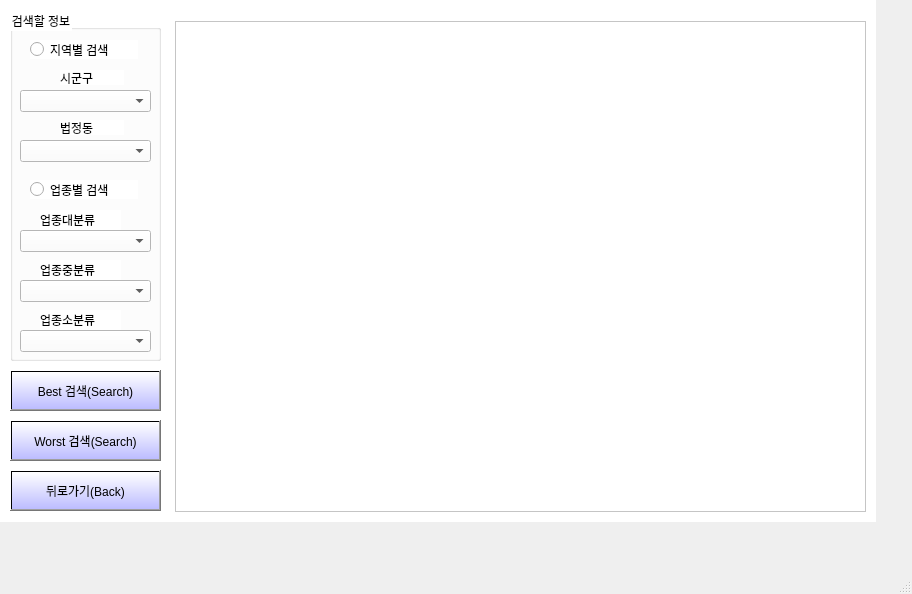
This is MainProgram/ui/searchscene_analysis.ui in codepearl/Ajou-2021-1 as Qt 5 draws it before an edit. The edited form follows.
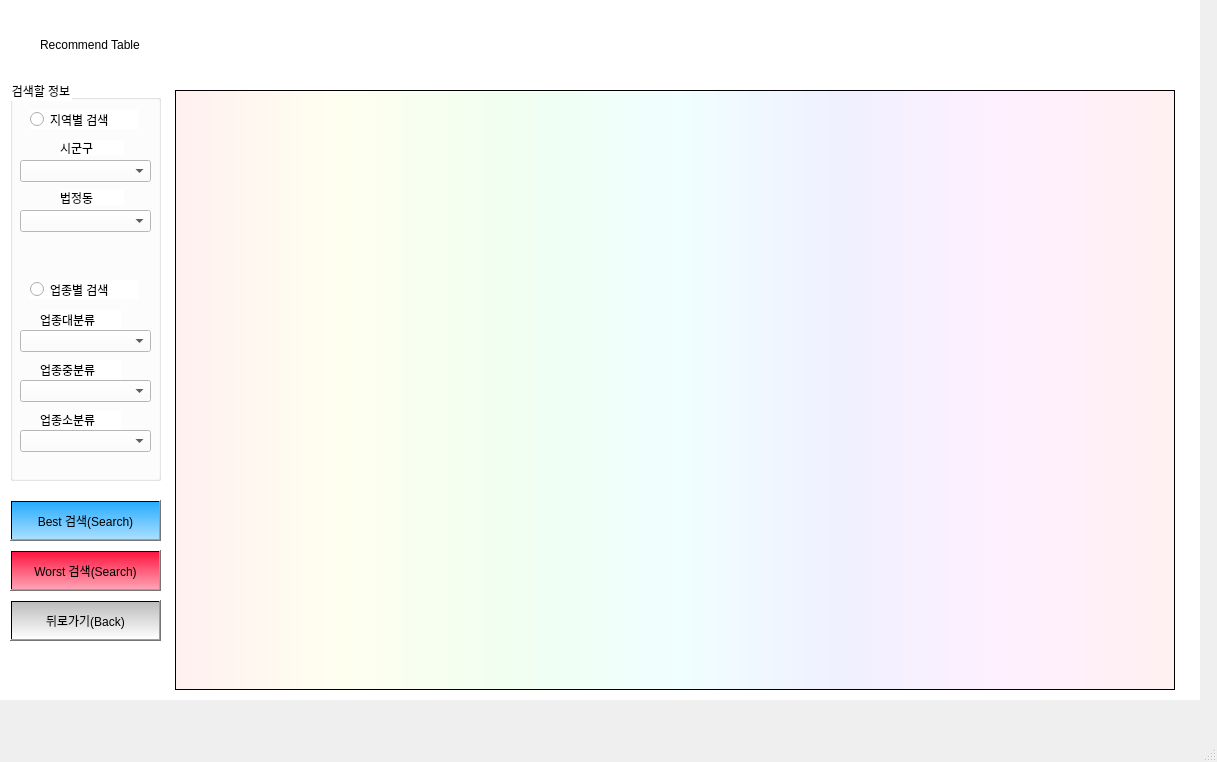
This is the edited form.

What changed in the file:
```diff
--- a/MainProgram/ui/searchscene_analysis.ui
+++ b/MainProgram/ui/searchscene_analysis.ui
@@ -6,8 +6,8 @@
    <rect>
     <x>0</x>
     <y>0</y>
-    <width>912</width>
-    <height>594</height>
+    <width>1217</width>
+    <height>762</height>
    </rect>
   </property>
   <property name="windowTitle">
@@ -19,8 +19,8 @@
      <rect>
       <x>0</x>
       <y>0</y>
-      <width>876</width>
-      <height>522</height>
+      <width>1200</width>
+      <height>700</height>
      </rect>
     </property>
     <property name="styleSheet">
@@ -30,14 +30,14 @@
      <property name="geometry">
       <rect>
        <x>10</x>
-       <y>420</y>
+       <y>550</y>
        <width>151</width>
        <height>41</height>
       </rect>
      </property>
      <property name="styleSheet">
       <string notr="true">font: 9pt &quot;맑은 고딕&quot;;
-background-color:qlineargradient(spread:pad, x0:1, y0:1, x0:1, y1:1, stop:0 rgba(170, 170, 255, 200), stop:1 rgba(255, 255, 255, 200))</string>
+background-color:qlineargradient(spread:pad, x0:1, y0:1, x0:1, y1:1, stop:0 rgba(255, 21, 64, 100), stop:1 rgb(255, 21, 64));</string>
      </property>
      <property name="text">
       <string>Worst 검색(Search)</string>
@@ -47,9 +47,9 @@
      <property name="geometry">
       <rect>
        <x>10</x>
-       <y>10</y>
+       <y>80</y>
        <width>151</width>
-       <height>351</height>
+       <height>401</height>
       </rect>
      </property>
      <property name="styleSheet">
@@ -62,7 +62,7 @@
       <property name="geometry">
        <rect>
         <x>20</x>
-        <y>170</y>
+        <y>200</y>
         <width>108</width>
         <height>19</height>
        </rect>
@@ -152,7 +152,7 @@
       <property name="geometry">
        <rect>
         <x>30</x>
-        <y>200</y>
+        <y>230</y>
         <width>81</width>
         <height>20</height>
        </rect>
@@ -168,20 +168,20 @@
       <property name="geometry">
        <rect>
         <x>10</x>
-        <y>220</y>
-        <width>131</width>
-        <height>22</height>
-       </rect>
-      </property>
-      <property name="styleSheet">
-       <string notr="true">font: 9pt &quot;맑은 고딕&quot;;</string>
-      </property>
-     </widget>
-     <widget class="QLabel" name="MCategoryLabel">
-      <property name="geometry">
-       <rect>
-        <x>30</x>
         <y>250</y>
+        <width>131</width>
+        <height>22</height>
+       </rect>
+      </property>
+      <property name="styleSheet">
+       <string notr="true">font: 9pt &quot;맑은 고딕&quot;;</string>
+      </property>
+     </widget>
+     <widget class="QLabel" name="MCategoryLabel">
+      <property name="geometry">
+       <rect>
+        <x>30</x>
+        <y>280</y>
         <width>81</width>
         <height>20</height>
        </rect>
@@ -197,7 +197,7 @@
       <property name="geometry">
        <rect>
         <x>10</x>
-        <y>270</y>
+        <y>300</y>
         <width>131</width>
         <height>22</height>
        </rect>
@@ -210,7 +210,7 @@
       <property name="geometry">
        <rect>
         <x>10</x>
-        <y>320</y>
+        <y>350</y>
         <width>131</width>
         <height>22</height>
        </rect>
@@ -223,7 +223,7 @@
       <property name="geometry">
        <rect>
         <x>30</x>
-        <y>300</y>
+        <y>330</y>
         <width>81</width>
         <height>20</height>
        </rect>
@@ -240,14 +240,14 @@
      <property name="geometry">
       <rect>
        <x>10</x>
-       <y>470</y>
+       <y>600</y>
        <width>151</width>
        <height>41</height>
       </rect>
      </property>
      <property name="styleSheet">
       <string notr="true">font: 9pt &quot;맑은 고딕&quot;;
-background-color:qlineargradient(spread:pad, x0:1, y0:1, x0:1, y1:1, stop:0 rgba(170, 170, 255, 200), stop:1 rgba(255, 255, 255, 200))</string>
+background-color:qlineargradient(spread:pad, x0:1, y0:1, x0:1, y1:1, stop:0 rgba(255, 255, 255, 100), stop:1 rgb(188, 188, 188));</string>
      </property>
      <property name="text">
       <string>뒤로가기(Back)</string>
@@ -257,24 +257,42 @@
      <property name="geometry">
       <rect>
        <x>175</x>
-       <y>21</y>
-       <width>691</width>
-       <height>491</height>
+       <y>90</y>
+       <width>1000</width>
+       <height>600</height>
       </rect>
+     </property>
+     <property name="styleSheet">
+      <string notr="true">background-color: qlineargradient(spread:pad, x1:0, y1:0, x2:1, y2:0, stop:0 rgba(255, 0, 0, 15), stop:0.166 rgba(255, 255, 0, 15), stop:0.333 rgba(0, 255, 0, 15), stop:0.5 rgba(0, 255, 255, 15), stop:0.666 rgba(0, 0, 255, 15), stop:0.833 rgba(255, 0, 255, 15), stop:1 rgba(255, 0, 0, 15));
+
+selection-color: rgb(211, 231, 255);</string>
+     </property>
+    </widget>
+    <widget class="QLabel" name="titleLabel">
+     <property name="geometry">
+      <rect>
+       <x>40</x>
+       <y>20</y>
+       <width>1000</width>
+       <height>50</height>
+      </rect>
+     </property>
+     <property name="text">
+      <string>Recommend Table</string>
      </property>
     </widget>
     <widget class="QPushButton" name="bestButton">
      <property name="geometry">
       <rect>
        <x>10</x>
-       <y>370</y>
+       <y>500</y>
        <width>151</width>
        <height>41</height>
       </rect>
      </property>
      <property name="styleSheet">
       <string notr="true">font: 9pt &quot;맑은 고딕&quot;;
-background-color:qlineargradient(spread:pad, x0:1, y0:1, x0:1, y1:1, stop:0 rgba(170, 170, 255, 200), stop:1 rgba(255, 255, 255, 200))</string>
+background-color:qlineargradient(spread:pad, x0:1, y0:1, x0:1, y1:1, stop:0 rgba(38, 172, 255, 100), stop:1 rgb(38, 172, 255));</string>
      </property>
      <property name="text">
       <string>Best 검색(Search)</string>
```
Left out of the diff: 2 changed lines with no effect on the pictures.
